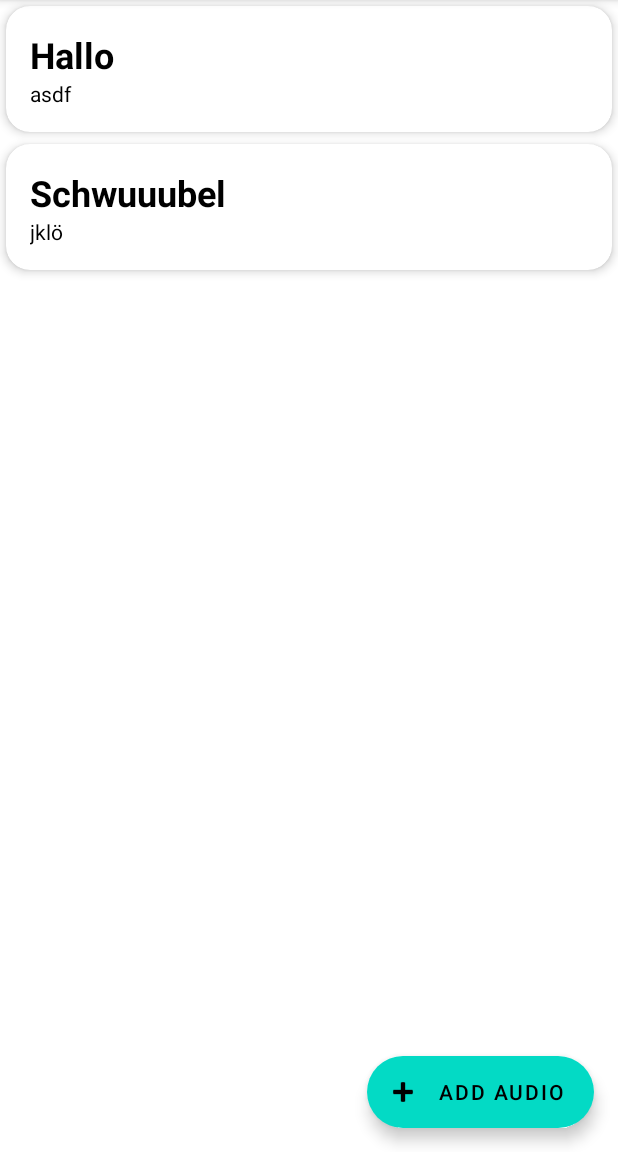
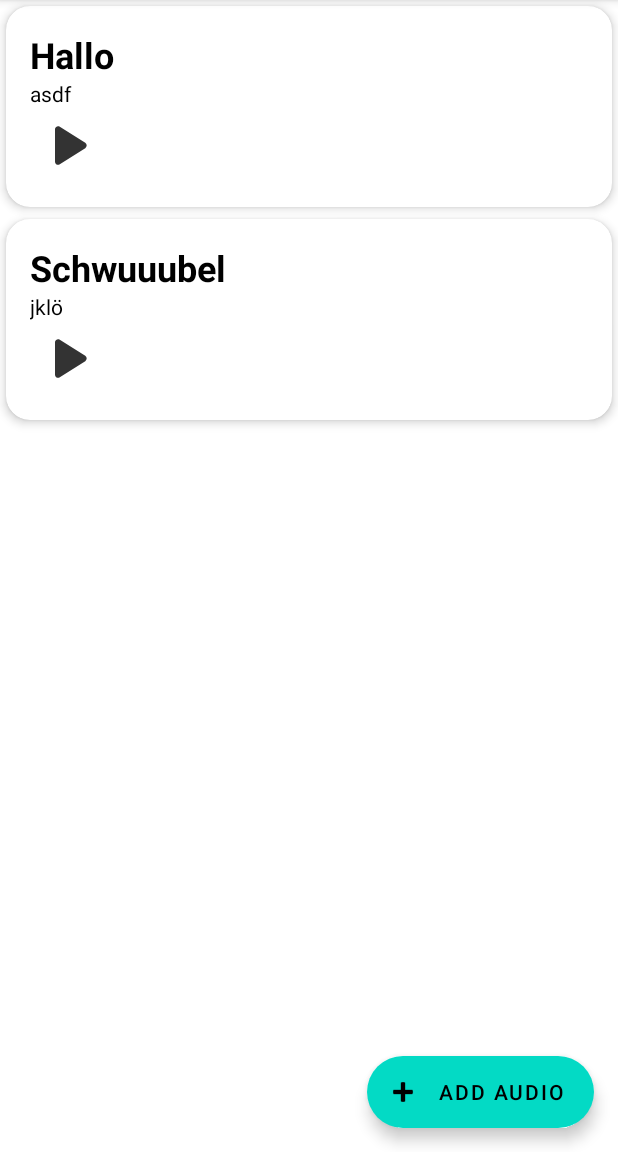
Before and after one commit to la-urin/audio-cutter, an Android app: the screen it shows after launch (MainActivity), on a phone screen of 412 x 824 dp, the part 84-1236 px from its top. Run offline under Robolectric (Android 15) with nearby library versions, the phone set to English and light mode, and no system bars; our stand-ins replace Room's generated code.

Commit message:
card play button

```diff
--- /dev/null
+++ b/app/src/main/res/drawable-anydpi/ic_action_play.xml
@@ -0,0 +1,11 @@
+<vector xmlns:android="http://schemas.android.com/apk/res/android"
+    android:width="24dp"
+    android:height="24dp"
+    android:viewportWidth="24"
+    android:viewportHeight="24"
+    android:tint="#000000"
+    android:alpha="0.8">
+  <path
+      android:fillColor="@android:color/white"
+      android:pathData="M8,6.82v10.36c0,0.79 0.87,1.27 1.54,0.84l8.14,-5.18c0.62,-0.39 0.62,-1.29 0,-1.69L9.54,5.98C8.87,5.55 8,6.03 8,6.82z"/>
+</vector>
--- a/app/src/main/res/layout/card_view_template.xml
+++ b/app/src/main/res/layout/card_view_template.xml
@@ -33,5 +33,29 @@
             card_view:layout_constraintStart_toStartOf="@+id/card_view_title"
             card_view:layout_constraintTop_toBottomOf="@+id/card_view_title" />
 
+        <ImageButton
+            android:id="@+id/card_view_play"
+            android:layout_width="50dp"
+            android:layout_height="50dp"
+            android:contentDescription="@string/play_audio_button"
+            android:padding="0dp"
+            android:scaleType="fitXY"
+            android:src="@drawable/ic_action_play"
+            android:theme="@style/IconTheme"
+            card_view:layout_constraintStart_toStartOf="parent"
+            card_view:layout_constraintTop_toBottomOf="@+id/card_view_info" />
+
+        <ImageButton
+            android:id="@+id/card_view_share"
+            android:layout_width="50dp"
+            android:layout_height="50dp"
+            android:contentDescription="@string/play_audio_button"
+            android:padding="0dp"
+            android:scaleType="fitXY"
+            android:src="@drawable/ic_action_play"
+            android:theme="@style/IconTheme"
+            card_view:layout_constraintStart_toStartOf="parent"
+            card_view:layout_constraintTop_toBottomOf="@+id/card_view_info" />
+
     </androidx.constraintlayout.widget.ConstraintLayout>
 </androidx.cardview.widget.CardView>
--- a/app/src/main/res/values-night/themes.xml
+++ b/app/src/main/res/values-night/themes.xml
@@ -14,4 +14,9 @@
         <!-- Customize your theme here. -->
         <item name="android:textColor">@color/white</item>
     </style>
+    <style name="IconTheme" parent="CardView.Dark">
+        <!-- Customize color of navigation drawer icon and back arrow -->
+        <item name="android:tint">@color/white</item>
+        <item name="android:backgroundTint">@color/black</item>
+    </style>
 </resources>
--- a/app/src/main/res/values/strings.xml
+++ b/app/src/main/res/values/strings.xml
@@ -3,4 +3,5 @@
     <string name="add_audio">Add Audio</string>
     <string name="edit">Edit</string>
     <string name="delete">Delete</string>
+    <string name="play_audio_button">Play Audio Button</string>
 </resources>
--- a/app/src/main/res/values/themes.xml
+++ b/app/src/main/res/values/themes.xml
@@ -14,4 +14,9 @@
         <!-- Customize your theme here. -->
         <item name="android:textColor">@color/black</item>
     </style>
+    <style name="IconTheme" parent="CardView.Light">
+        <!-- Customize color of navigation drawer icon and back arrow -->
+        <item name="android:tint">@color/black</item>
+        <item name="android:backgroundTint">@color/white</item>
+    </style>
 </resources>
```
